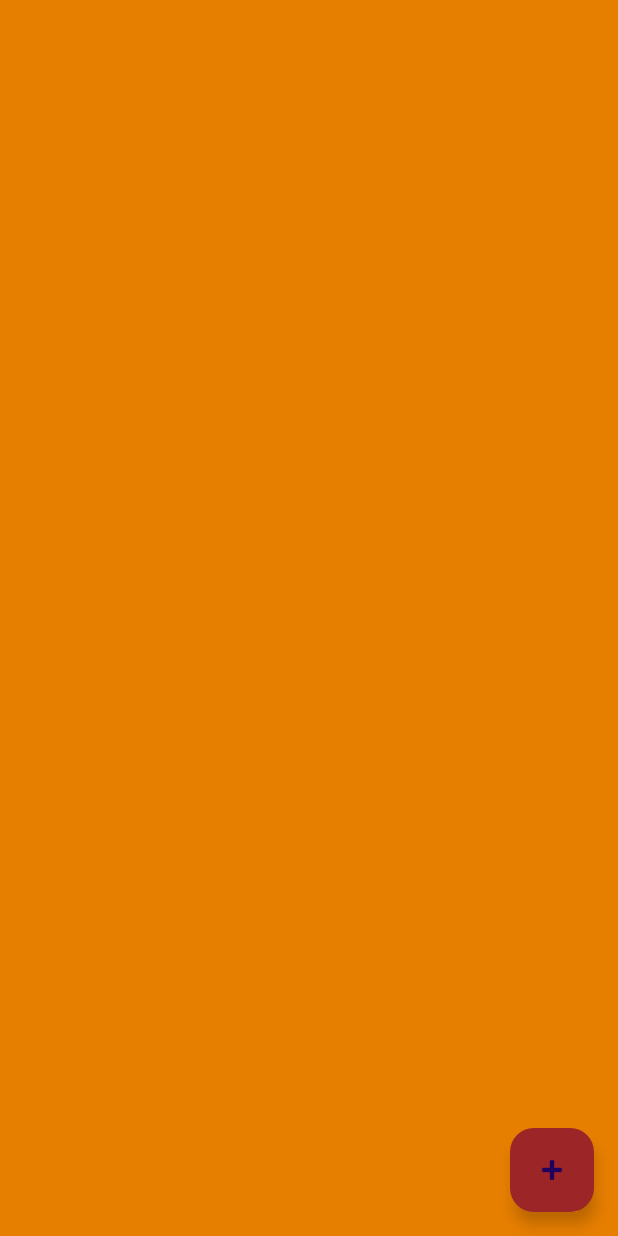
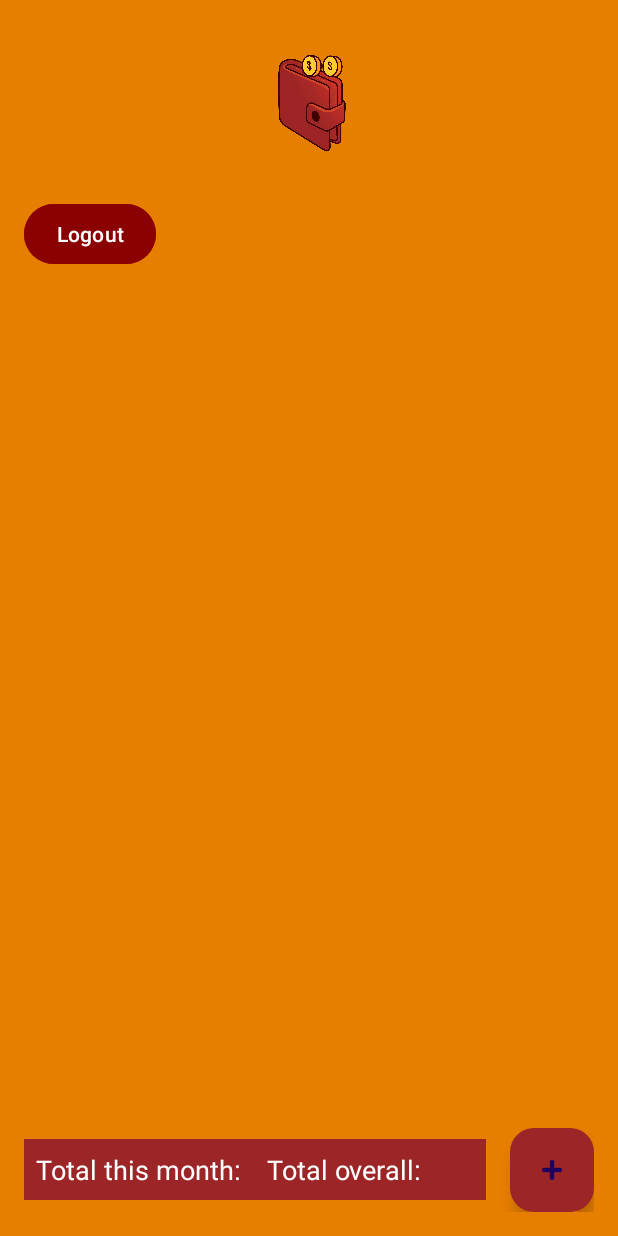
Before and after one commit to DADiS0/personal_expense_management, an Android app: the list screen opened directly, with no data from a screen before it, on a phone screen of 412 x 824 dp. Run offline under Robolectric (Android 15) with nearby library versions, the phone set to English and light mode, and no system bars; our stand-ins replace Room's generated code.

Commit message:
sacand commit its stall have a bug make the app end

```diff
--- a/app/src/main/java/com/example/personal_expense_management/MainActivity.java
+++ b/app/src/main/java/com/example/personal_expense_management/MainActivity.java
@@ -21,7 +21,7 @@ public class MainActivity extends AppCompatActivity {
     private CheckBox rememberPasswordCheckBox;
 
     // SharedPreferences لتخزين بيانات المستخدم
-    private SharedPreferences sharedPreferences;
+    public SharedPreferences sharedPreferences;
     private SharedPreferences.Editor editor;
 
     private final String DEFAULT_USERNAME = "mySavedUsername";
--- a/app/src/main/java/com/example/personal_expense_management/adapter/ExpenseAdapter.java
+++ b/app/src/main/java/com/example/personal_expense_management/adapter/ExpenseAdapter.java
@@ -1,62 +1,72 @@
 package com.example.personal_expense_management.adapter;
 
-import android.content.Context;
 import android.view.LayoutInflater;
 import android.view.View;
 import android.view.ViewGroup;
 import android.widget.TextView;
 
 import androidx.annotation.NonNull;
+import androidx.recyclerview.widget.LinearLayoutManager;
 import androidx.recyclerview.widget.RecyclerView;
 
 import com.example.personal_expense_management.R;
+import com.example.personal_expense_management.models.MonthExpenses;
 import com.example.personal_expense_management.models.Expense;
 
+import java.util.ArrayList;
 import java.util.List;
 
 public class ExpenseAdapter extends RecyclerView.Adapter<ExpenseAdapter.ExpenseViewHolder> {
 
-    private List<Expense> expenseList;
-    private Context context;
+    private List<MonthExpenses> monthExpensesList;
 
-    public ExpenseAdapter(List<Expense> expenseList) {
-        this.expenseList = expenseList;
-        this.context = context;
+    public ExpenseAdapter(List<MonthExpenses> monthExpenses) {
+        this.monthExpensesList = monthExpenses != null ? monthExpenses : new ArrayList<>();
+    }
+
+
+    public void setMonthExpenses(List<MonthExpenses> monthExpenses) {
+        this.monthExpensesList = monthExpenses != null ? monthExpenses : new ArrayList<>();
+        notifyDataSetChanged();  // لتحديث الواجهة
     }
 
     @NonNull
     @Override
     public ExpenseViewHolder onCreateViewHolder(@NonNull ViewGroup parent, int viewType) {
-        View view = LayoutInflater.from(parent.getContext()).inflate(R.layout.item_expense, parent, false);
+        View view = LayoutInflater.from(parent.getContext()).inflate(R.layout.item_month_expense_header, parent, false);
         return new ExpenseViewHolder(view);
     }
 
     @Override
     public void onBindViewHolder(@NonNull ExpenseViewHolder holder, int position) {
-        Expense expense = expenseList.get(position);
-        holder.titleTextView.setText(expense.getTitle());
-        holder.amountTextView.setText(String.valueOf(expense.getAmount()));
-        holder.dateTextView.setText(expense.getDate());
+        MonthExpenses monthExpenses = (MonthExpenses) monthExpensesList.get(position);
+        holder.bind(monthExpenses);
     }
 
     @Override
     public int getItemCount() {
-        return expenseList.size();
+        return monthExpensesList.size();
     }
 
-    public void setExpenses(List<Expense> expenses) {
-        this.expenseList = expenses;
-        notifyDataSetChanged();
-    }
-
-    public static class ExpenseViewHolder extends RecyclerView.ViewHolder {
-        TextView titleTextView, amountTextView, dateTextView;
+    static class ExpenseViewHolder extends RecyclerView.ViewHolder {
+        TextView monthTextView;
+        RecyclerView recyclerViewExpenses;  // RecyclerView لعرض النفقات
+        ExpenseItemAdapter expenseItemAdapter;  // محول لعرض النفقات
 
         public ExpenseViewHolder(@NonNull View itemView) {
             super(itemView);
-            titleTextView = itemView.findViewById(R.id.textViewTitle);
-            amountTextView = itemView.findViewById(R.id.textViewAmount);
-            dateTextView = itemView.findViewById(R.id.textViewDate);
+            monthTextView = itemView.findViewById(R.id.monthTextView); // تأكد من المعرف الصحيح
+            recyclerViewExpenses = itemView.findViewById(R.id.recyclerViewExpenses); // RecyclerView فرعي
+
+            // إعداد RecyclerView للنفقات
+            recyclerViewExpenses.setLayoutManager(new LinearLayoutManager(itemView.getContext()));
+            expenseItemAdapter = new ExpenseItemAdapter(new ArrayList<>()); // محول جديد
+            recyclerViewExpenses.setAdapter(expenseItemAdapter);
+        }
+
+        public void bind(MonthExpenses monthExpenses) {
+            monthTextView.setText(monthExpenses.getMonth());
+            expenseItemAdapter.setExpenses(monthExpenses.getExpenses()); // تمرير النفقات إلى المحول الفرعي
         }
     }
 }
--- a/app/src/main/java/com/example/personal_expense_management/list.java
+++ b/app/src/main/java/com/example/personal_expense_management/list.java
@@ -4,8 +4,9 @@ import android.content.Context;
 import android.content.Intent;
 import android.content.SharedPreferences;
 import android.os.Bundle;
-import android.view.View;
+import android.util.Log;
 import android.widget.Button;
+import android.widget.TextView;
 
 import androidx.appcompat.app.AppCompatActivity;
 import androidx.recyclerview.widget.LinearLayoutManager;
@@ -14,29 +15,50 @@ import androidx.recyclerview.widget.RecyclerView;
 import com.example.personal_expense_management.adapter.ExpenseAdapter;
 import com.example.personal_expense_management.database.ExpenseDatabase;
 import com.example.personal_expense_management.models.Expense;
+import com.example.personal_expense_management.models.MonthExpenses;  // تأكد من استيراد كلاس MonthExpenses
 import com.google.android.material.floatingactionbutton.FloatingActionButton;
 
+import java.text.SimpleDateFormat;
+import java.time.LocalDate;
 import java.util.ArrayList;
+import java.util.Date;
+import java.util.HashMap;
 import java.util.List;
+import java.util.Locale;
 
 public class list extends AppCompatActivity {
+
     private RecyclerView recyclerView;
     private FloatingActionButton fabAddExpense;
     private ExpenseAdapter expenseAdapter;
-    private List<Expense> expenseList;
+    private List<Expense> expenseList = new ArrayList<>();
     private ExpenseDatabase expenseDatabase;
+    private Button logoutButton;
+    private SharedPreferences sharedPreferences;
+    private SharedPreferences.Editor editor;
+
+    private TextView totalMonthTextView;
+    private TextView totalOverallTextView;
 
     @Override
     protected void onCreate(Bundle savedInstanceState) {
         super.onCreate(savedInstanceState);
         setContentView(R.layout.activity_list);
 
+        // تهيئة مكونات الواجهة
+        logoutButton = findViewById(R.id.logout_button);
         recyclerView = findViewById(R.id.recyclerViewExpenses);
         fabAddExpense = findViewById(R.id.fabAddExpense);
+        totalMonthTextView = findViewById(R.id.totalMonthTextView);
+        totalOverallTextView = findViewById(R.id.totalOverallTextView);
+
+        // إعداد SharedPreferences
+        sharedPreferences = getSharedPreferences("UserPrefs", Context.MODE_PRIVATE);
+        editor = sharedPreferences.edit();
+
+        // إعداد قاعدة البيانات
         expenseDatabase = ExpenseDatabase.getInstance(this);
 
-        // إعداد RecyclerView
-        expenseAdapter = new ExpenseAdapter(expenseList);
         recyclerView.setLayoutManager(new LinearLayoutManager(this));
         recyclerView.setAdapter(expenseAdapter);
 
@@ -48,11 +70,81 @@ public class list extends AppCompatActivity {
             Intent intent = new Intent(list.this, activity_add_edit_expense.class);
             startActivity(intent);
         });
+
+        // تسجيل الخروج
+        logoutButton.setOnClickListener(v -> {
+            handleLogout();
+        });
     }
 
     private void loadExpenses() {
         // جلب النفقات من قاعدة البيانات
-        expenseList = expenseDatabase.expenseDao().getAllExpenses();
-        expenseAdapter.setExpenses(expenseList);
+        List<Expense> expenses = expenseDatabase.expenseDao().getAllExpenses();
+
+        // تجميع النفقات حسب الشهور
+        HashMap<String, MonthExpenses> monthExpensesMap = new HashMap<>();
+
+        for (Expense expense : expenses) {
+            String month = getMonthFromDate(expense.getDate()); // تحويل التاريخ إلى الشهر والسنة
+            if (!monthExpensesMap.containsKey(month)) {
+                monthExpensesMap.put(month, new MonthExpenses(month, new ArrayList<>()));
+            }
+            monthExpensesMap.get(month).getExpenses().add(expense);
+        }
+
+        // تحويل HashMap إلى List
+        List<MonthExpenses> monthExpensesList = new ArrayList<>(monthExpensesMap.values());
+
+        // إعداد المحول مع قائمة MonthExpenses
+        expenseAdapter = new ExpenseAdapter(monthExpensesList); // هنا تقوم بتمرير قائمة MonthExpenses الصحيحة
+        recyclerView.setAdapter(expenseAdapter);
+    }
+
+
+
+    private void handleLogout() {
+        // إعادة rememberPassword إلى false عند تسجيل الخروج
+        editor.putBoolean("rememberPassword", false);
+        editor.apply();
+
+        // العودة إلى شاشة تسجيل الدخول
+        Intent intent = new Intent(this, MainActivity.class);
+        startActivity(intent);
+        finish();
+    }
+
+    private void calculateTotals(List<MonthExpenses> monthExpensesList) {
+        double totalForMonth = 0;
+        double totalOverall = 0;
+        String currentDate = LocalDate.now().getYear() + "-" + String.format("%02d", LocalDate.now().getMonthValue());  // الحصول على السنة والشهر الحالي
+
+        for (MonthExpenses monthExpenses : monthExpensesList) {
+            for (Expense expense : monthExpenses.getExpenses()) {
+                totalOverall += expense.getAmount();
+                if (isSameMonth(expense.getDate(), currentDate)) {
+                    totalForMonth += expense.getAmount();
+                }
+            }
+        }
+
+        totalMonthTextView.setText("Total this month: " + totalForMonth);
+        totalOverallTextView.setText("Total overall: " + totalOverall);
+    }
+
+    private boolean isSameMonth(String expenseDate, String currentDate) {
+        // مقارنة الأشهر
+        return expenseDate.startsWith(currentDate);
+    }
+
+    private String getMonthFromDate(String date) {
+        try {
+            SimpleDateFormat sdf = new SimpleDateFormat("yyyy-MM-dd", Locale.getDefault());
+            Date parsedDate = sdf.parse(date);
+            SimpleDateFormat monthFormat = new SimpleDateFormat("MMMM yyyy", Locale.getDefault());
+            return monthFormat.format(parsedDate);
+        } catch (Exception e) {
+            e.printStackTrace();
+            return "";
+        }
     }
 }
--- a/app/src/main/res/layout/activity_list.xml
+++ b/app/src/main/res/layout/activity_list.xml
@@ -1,25 +1,74 @@
-<RelativeLayout xmlns:android="http://schemas.android.com/apk/res/android"
+<LinearLayout
+    xmlns:android="http://schemas.android.com/apk/res/android"
     android:layout_width="match_parent"
     android:layout_height="match_parent"
-    xmlns:app="http://schemas.android.com/apk/res-auto"
-    android:background="@color/bak">
+    android:orientation="vertical"
+    android:background="@color/bak"
+    android:padding="16dp">
+
+    <ImageView
+        android:id="@+id/logoImageView"
+        android:layout_width="100dp"
+        android:layout_height="100dp"
+        android:layout_gravity="center"
+        android:src="@mipmap/wallet"
+        android:contentDescription="Logo"/>
+
+    <Button
+        android:id="@+id/logout_button"
+        android:layout_width="wrap_content"
+        android:layout_height="wrap_content"
+        android:text="Logout"
+        android:backgroundTint="#8B0000"
+        android:textColor="#FFFFFF"
+        android:layout_gravity="start"
+        android:padding="10dp"
+        android:layout_marginTop="16dp"
+        android:layout_marginBottom="16dp"/>
 
     <androidx.recyclerview.widget.RecyclerView
         android:id="@+id/recyclerViewExpenses"
         android:layout_width="match_parent"
-        android:layout_height="match_parent"
-        android:layout_above="@id/fabAddExpense" />
+        android:layout_height="0dp"
+        android:layout_weight="1"
+        android:scrollbars="vertical"
+        android:layout_marginBottom="16dp"/>
 
-    <com.google.android.material.floatingactionbutton.FloatingActionButton
-        android:id="@+id/fabAddExpense"
-        android:layout_width="wrap_content"
+    <LinearLayout
+        android:layout_width="match_parent"
         android:layout_height="wrap_content"
-        android:layout_alignParentBottom="true"
-        android:layout_alignParentEnd="true"
-        android:layout_margin="16dp"
-        android:backgroundTint="#9c2527"
-        android:src="@android:drawable/ic_input_add"
-        />
+        android:orientation="horizontal"
+        android:gravity="center_vertical">
 
+        <TextView
+            android:id="@+id/totalMonthTextView"
+            android:layout_width="0dp"
+            android:layout_height="wrap_content"
+            android:text="Total this month: "
+            android:textSize="18sp"
+            android:textColor="@color/white"
+            android:background="@color/color2"
+            android:layout_weight="1"
+            android:padding="8dp"/>
 
-</RelativeLayout>
+        <TextView
+            android:id="@+id/totalOverallTextView"
+            android:layout_width="0dp"
+            android:layout_height="wrap_content"
+            android:text="Total overall: "
+            android:textSize="18sp"
+            android:textColor="@color/white"
+            android:layout_weight="1"
+            android:background="@color/color2"
+            android:padding="8dp"/>
+
+        <com.google.android.material.floatingactionbutton.FloatingActionButton
+            android:id="@+id/fabAddExpense"
+            android:layout_width="wrap_content"
+            android:layout_height="wrap_content"
+            android:layout_marginStart="16dp"
+            android:src="@android:drawable/ic_input_add"
+            android:backgroundTint="@color/color2"
+            android:contentDescription="Add Expense"/>
+    </LinearLayout>
+</LinearLayout>
--- a/app/src/main/res/values/colors.xml
+++ b/app/src/main/res/values/colors.xml
@@ -3,5 +3,7 @@
     <color name="black">#FF000000</color>
     <color name="white">#FFFFFFFF</color>
     <color name="bak">#e67e00</color>
+    <color name="color2">#9c2527</color>
+    <color name="light_gray">#D3D3D3</color>
 
 </resources>
```
Also changed, not shown: app/src/main/java/com/example/personal_expense_management/activity_add_edit_expense.java (+30 -7 lines), app/src/main/java/com/example/personal_expense_management/adapter/ExpenseItemAdapter.java (added, +62 -0 lines), app/src/main/java/com/example/personal_expense_management/adapter/MonthExpensesAdapter.java (added, +110 -0 lines), app/src/main/java/com/example/personal_expense_management/models/Expense.java (+9 -26 lines), app/src/main/java/com/example/personal_expense_management/models/MonthExpenses.java (added, +26 -0 lines), app/src/main/res/layout/item_expense.xml (+23 -12 lines), app/src/main/res/layout/item_month_expense_header.xml (added, +19 -0 lines).
